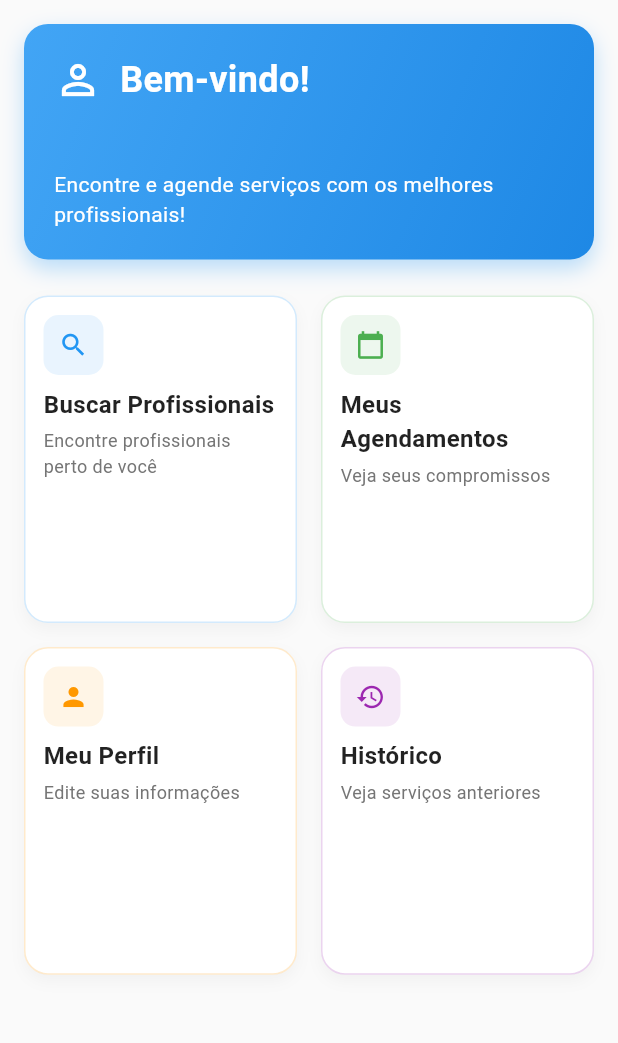
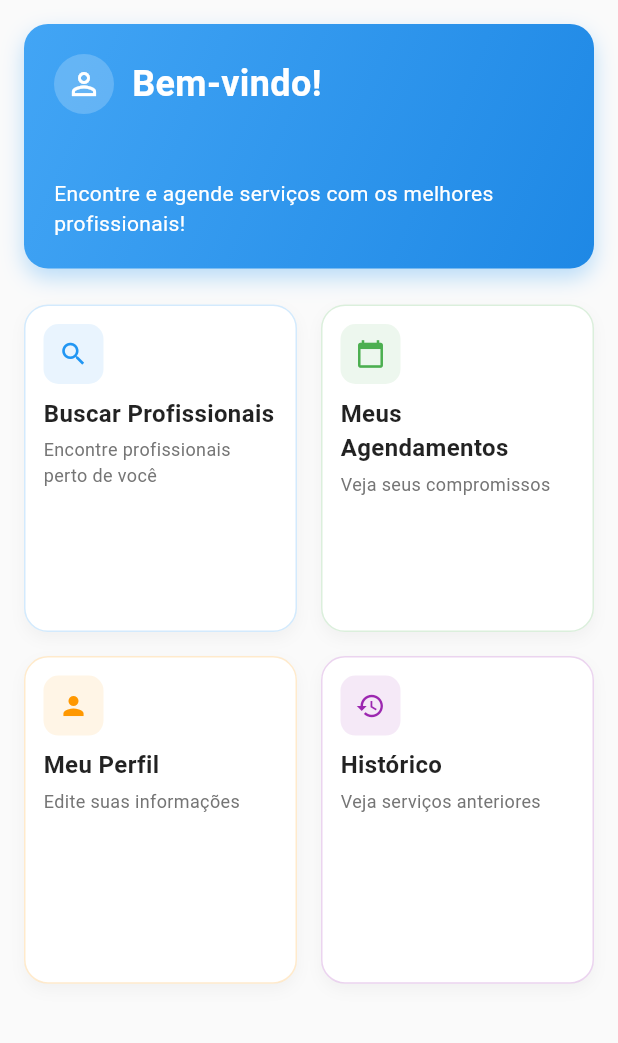
Before and after one commit to franciscooliver/AgendeMe, a Flutter app: the ClientDashboardScreen screen opened by its route, on a phone screen of 412 x 824 dp, the part 84-1127 px from its top. Run offline on Flutter 3.47's test engine with Material 3 defaults, Android fonts, the phone set to English and light mode, and no system bars; our stand-ins replace cached_network_image, cloud_firestore, connectivity_plus, dartz, equatable, firebase_auth and 9 more; accounts and stored records are empty.

Commit message:
feat(ui): implementa exibição de foto de perfil nos dashboards
- Adiciona CircleAvatar com foto de perfil no card de boas-vindas do cliente
- Implementa fallback para ícone padrão quando não há foto
- Adiciona reatividade com Obx para atualizações automáticas
- Corrige erro de overflow na tela de seleção de tipo de usuário
- Usa UserEntity.photoUrl no dashboard do cliente
- Dashboard do profissional já tinha implementação correta

Resolve funcionalidade solicitada na tarefa TaskMaster #42
e corrige problema de renderização identificado nos logs.

```diff
--- a/lib/features/home/presentation/pages/client_dashboard_screen.dart
+++ b/lib/features/home/presentation/pages/client_dashboard_screen.dart
@@ -1,6 +1,7 @@
 import 'package:flutter/material.dart';
 import 'package:flutter_modular/flutter_modular.dart';
 import 'package:firebase_auth/firebase_auth.dart';
+import 'package:get/get.dart';
 
 import '../../../auth/presentation/controllers/auth_controller.dart';
 import '../../../../core/domain/services/i_local_cache_service.dart';
@@ -146,11 +147,26 @@ class ClientDashboardScreen extends StatelessWidget {
         children: [
           Row(
             children: [
-              const Icon(
-                Icons.person_outline,
-                color: Colors.white,
-                size: 32,
-              ),
+              // Foto de perfil do usuário ou ícone padrão
+              Obx(() {
+                final user = authController.currentUser;
+                final photoUrl = user?.photoUrl;
+
+                return CircleAvatar(
+                  radius: 20, // Tamanho adequado para o header
+                  backgroundColor: Colors.white.withValues(alpha: 0.2),
+                  backgroundImage: photoUrl != null && photoUrl.isNotEmpty
+                      ? NetworkImage(photoUrl)
+                      : null,
+                  child: photoUrl == null || photoUrl.isEmpty
+                      ? const Icon(
+                          Icons.person_outline,
+                          color: Colors.white,
+                          size: 24,
+                        )
+                      : null,
+                );
+              }),
               const SizedBox(width: 12), // Restaura tamanho original
               const Text(
                 'Bem-vindo!',
--- a/lib/features/user_profile/presentation/pages/user_type_selection_screen.dart
+++ b/lib/features/user_profile/presentation/pages/user_type_selection_screen.dart
@@ -93,6 +93,7 @@ class UserTypeSelectionScreen extends StatelessWidget {
 
                 // Cards de seleção
                 Expanded(
+                  child: SingleChildScrollView(
                     child: Column(
                       children: [
                         // Card Cliente
@@ -121,6 +122,7 @@ class UserTypeSelectionScreen extends StatelessWidget {
                           isSelected: controller.selectedUserType == UserType.professional,
                         ),
                       ],
+                    ),
                   ),
                 ),
 
```
Lines whose indentation alone changed are shown as unchanged.
